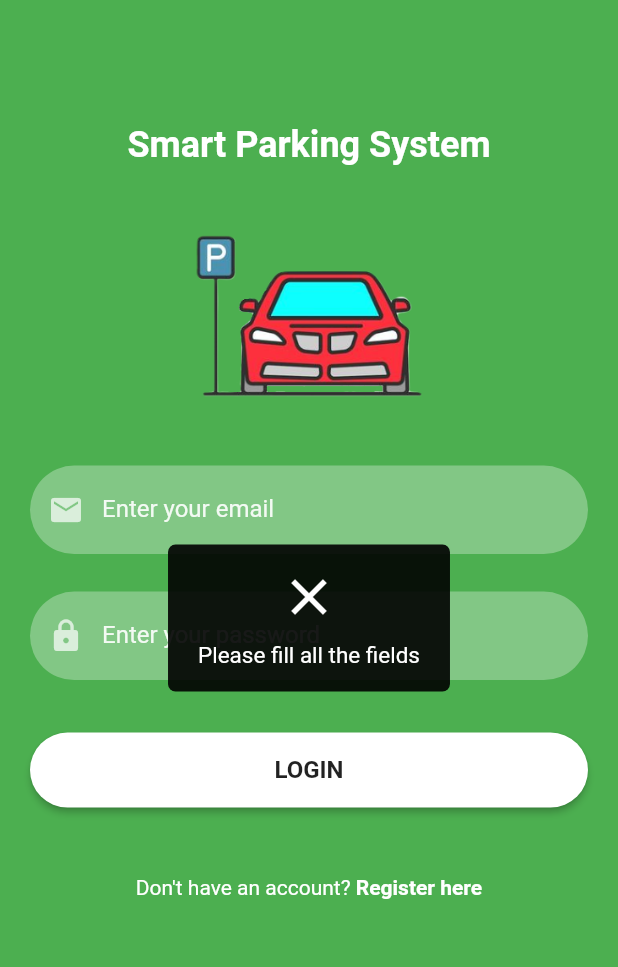
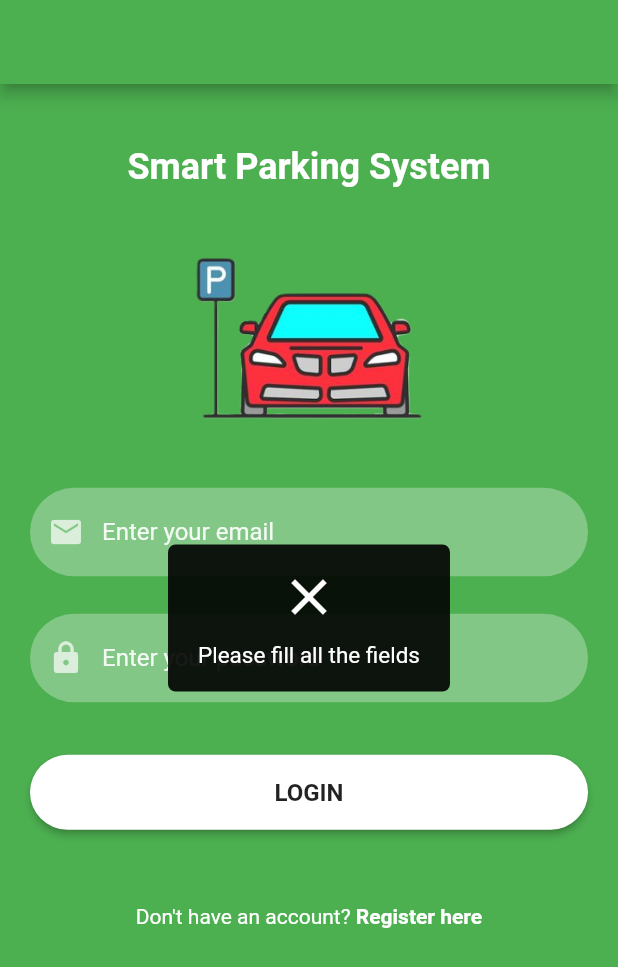
Before and after one commit to minhnhat2803/Thesis-Web-Mobile, a Flutter app: the screen it shows after launch, after a tap on "LOGIN", on a phone screen of 412 x 824 dp. Shown: the top 967 px of the screen. Run offline on Flutter 3.47's test engine with Material 2 defaults, Android fonts, the phone set to English and light mode, and no system bars; our stand-ins replace firebase_core, firebase_storage, flutter_easyloading, image_picker; accounts and stored records are empty; network calls fail.

Commit message:
Nguyen | Fix - Chore | Bugs and UI mobile

```diff
--- a/mobile/lib/global_variables.dart
+++ b/mobile/lib/global_variables.dart
@@ -2,5 +2,5 @@
 
 library global_variables;
 
-String ipAddr = '192.168.1.32';
+String ipAddr = '192.168.1.30';
 String port = '8080';
--- a/mobile/lib/screens/login_screen.dart
+++ b/mobile/lib/screens/login_screen.dart
@@ -1,5 +1,6 @@
 import 'dart:convert';
 
+import 'package:firebase_storage/firebase_storage.dart';
 import 'package:flutter/material.dart';
 import 'package:flutter_easyloading/flutter_easyloading.dart';
 import 'package:http/http.dart';
@@ -36,14 +37,31 @@ class _LogInScreenState extends State<LogInScreen> {
       if (jsonResp['statusCode'] == '200') {
         var userData = jsonResp['data'];
 
+        String url2 = 'http://$ipAddr:$port/bills/${userData['userID']}';
+        Response response2 = await get(Uri.parse(url2));
+        var userBill = jsonDecode(response2.body);
+        print(userBill);
+        if (userBill.length == 0) {
+          userBill = [
+            {
+              'userID': userData['userID'],
+              'slot': 'INACTIVE',
+              'fee': '0',
+              'timeIn': 'None',
+            }
+          ];
+        }
+
         await EasyLoading.show(
                 status: 'Logging in...', maskType: EasyLoadingMaskType.black)
             .then((value) => EasyLoading.dismiss());
         await Navigator.pushReplacement(
             context,
             MaterialPageRoute(
-                builder: (context) =>
-                    HomeScreen(userData: userData, condition: 'login')));
+                builder: (context) => HomeScreen(
+                    userData: userData,
+                    userBill: userBill,
+                    condition: 'login')));
       } else {
         await EasyLoading.showError(jsonResp['message']);
       }
@@ -56,6 +74,10 @@ class _LogInScreenState extends State<LogInScreen> {
   @override
   Widget build(BuildContext context) {
     return Scaffold(
+        appBar: AppBar(
+          automaticallyImplyLeading: false,
+          backgroundColor: Colors.green,
+        ),
         body: Container(
             width: MediaQuery.of(context).size.width,
             height: MediaQuery.of(context).size.height,
@@ -63,7 +85,7 @@ class _LogInScreenState extends State<LogInScreen> {
             child: SingleChildScrollView(
                 child: Padding(
               padding: EdgeInsets.fromLTRB(
-                  20, MediaQuery.of(context).size.height * 0.1, 20, 0),
+                  20, MediaQuery.of(context).size.height * 0.05, 20, 0),
               child: Column(
                 children: <Widget>[
                   const Text('Smart Parking System',
@@ -118,6 +140,9 @@ class _LogInScreenState extends State<LogInScreen> {
             style: TextStyle(color: Colors.white, fontWeight: FontWeight.bold),
           ),
         ),
+        const SizedBox(
+          height: 25,
+        ),
       ],
     );
   }
--- a/mobile/lib/screens/register_screen.dart
+++ b/mobile/lib/screens/register_screen.dart
@@ -130,9 +130,6 @@ class _RegisterScreenState extends State<RegisterScreen> {
                         context, 'Camera', () => pickImage(ImageSource.camera)),
                   ],
                 ),
-                const SizedBox(
-                  height: 15,
-                ),
                 submitButton(context, "Register", () {
                   register(
                       emailController.text.toString(),
@@ -140,6 +137,9 @@ class _RegisterScreenState extends State<RegisterScreen> {
                       licensePlateController.text.toString(),
                       context);
                 }),
+                const SizedBox(
+                  height: 25,
+                ),
               ],
             ),
           ))),
```
Also changed, not shown: mobile/lib/screens/home_screen.dart (+68 -16 lines), mobile/lib/screens/profile_screen.dart (+8 -33 lines).
